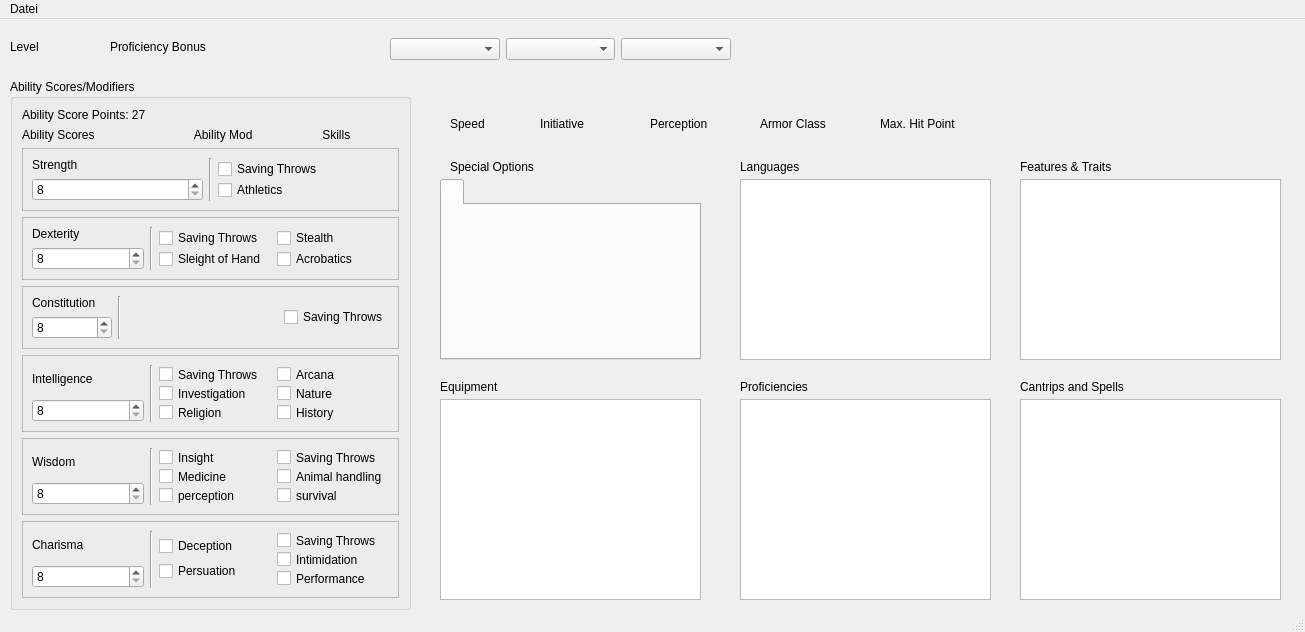
The window that window_main.ui (Tosh007/DnD5_CharCreator) describes before a commit, drawn with Qt 5.
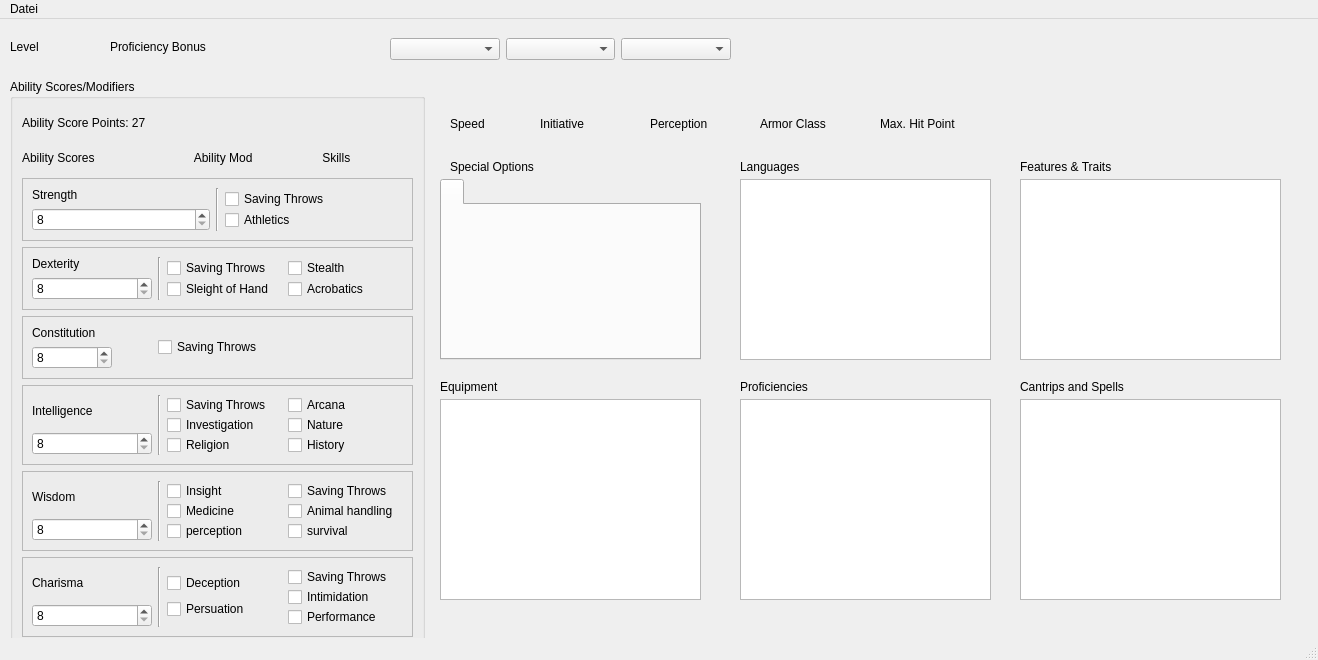
The same window after the commit.

Commit message: further fixes to layout

Patch:
```diff
--- a/window_main.ui
+++ b/window_main.ui
@@ -9,8 +9,8 @@
    <rect>
     <x>0</x>
     <y>0</y>
-    <width>1305</width>
-    <height>632</height>
+    <width>1318</width>
+    <height>660</height>
    </rect>
   </property>
   <property name="windowTitle">
@@ -25,8 +25,8 @@
      <rect>
       <x>10</x>
       <y>60</y>
-      <width>401</width>
-      <height>531</height>
+      <width>415</width>
+      <height>570</height>
      </rect>
     </property>
     <property name="acceptDrops">
@@ -186,7 +186,7 @@
             </property>
             <property name="minimumSize">
              <size>
-              <width>64</width>
+              <width>120</width>
               <height>0</height>
              </size>
             </property>
@@ -334,7 +334,7 @@
             </property>
             <property name="minimumSize">
              <size>
-              <width>64</width>
+              <width>120</width>
               <height>0</height>
              </size>
             </property>
@@ -371,21 +371,6 @@
          </layout>
         </item>
         <item>
-         <widget class="Line" name="line_4">
-          <property name="orientation">
-           <enum>Qt::Vertical</enum>
-          </property>
-         </widget>
-        </item>
-        <item>
-         <layout class="QVBoxLayout" name="verticalLayout_4">
-          <property name="spacing">
-           <number>0</number>
-          </property>
-          <property name="leftMargin">
-           <number>0</number>
-          </property>
-          <item alignment="Qt::AlignRight">
            <widget class="QCheckBox" name="checkBox_constitution_saving_throw">
             <property name="mouseTracking">
              <bool>false</bool>
@@ -405,8 +390,6 @@
            </widget>
           </item>
          </layout>
-        </item>
-       </layout>
       </widget>
      </item>
      <item>
@@ -430,7 +413,7 @@
             </property>
             <property name="minimumSize">
              <size>
-              <width>64</width>
+              <width>120</width>
               <height>0</height>
              </size>
             </property>
@@ -622,7 +605,7 @@
             </property>
             <property name="minimumSize">
              <size>
-              <width>64</width>
+              <width>120</width>
               <height>0</height>
              </size>
             </property>
@@ -808,7 +791,7 @@
             </property>
             <property name="minimumSize">
              <size>
-              <width>64</width>
+              <width>120</width>
               <height>0</height>
              </size>
             </property>
@@ -1249,7 +1232,7 @@
     <rect>
      <x>0</x>
      <y>0</y>
-     <width>1305</width>
+     <width>1318</width>
      <height>20</height>
     </rect>
    </property>
```
Lines whose indentation alone changed are shown as unchanged. The commit also changes 1 other file.
